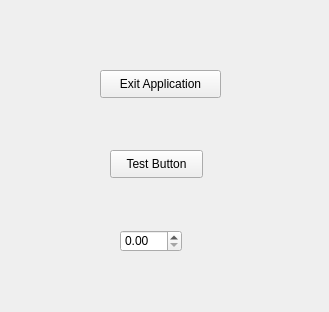
karajensen/course-projects, file AIEAdvancedDiploma/QtTutorial/QtTutorial/qt/form.ui: the form before one commit.
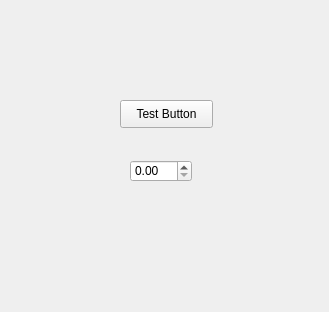
The form after the commit.

```diff
--- a/AIEAdvancedDiploma/QtTutorial/QtTutorial/qt/form.ui
+++ b/AIEAdvancedDiploma/QtTutorial/QtTutorial/qt/form.ui
@@ -13,24 +13,11 @@
   <property name="windowTitle">
    <string>Form</string>
   </property>
-  <widget class="QPushButton" name="exitApplication">
-   <property name="geometry">
-    <rect>
-     <x>100</x>
-     <y>70</y>
-     <width>121</width>
-     <height>28</height>
-    </rect>
-   </property>
-   <property name="text">
-    <string>Exit Application</string>
-   </property>
-  </widget>
   <widget class="QPushButton" name="testButton">
    <property name="geometry">
     <rect>
-     <x>110</x>
-     <y>150</y>
+     <x>120</x>
+     <y>100</y>
      <width>93</width>
      <height>28</height>
     </rect>
@@ -42,8 +29,8 @@
   <widget class="QDoubleSpinBox" name="testSpinBox">
    <property name="geometry">
     <rect>
-     <x>120</x>
-     <y>230</y>
+     <x>130</x>
+     <y>160</y>
      <width>62</width>
      <height>22</height>
     </rect>
```
